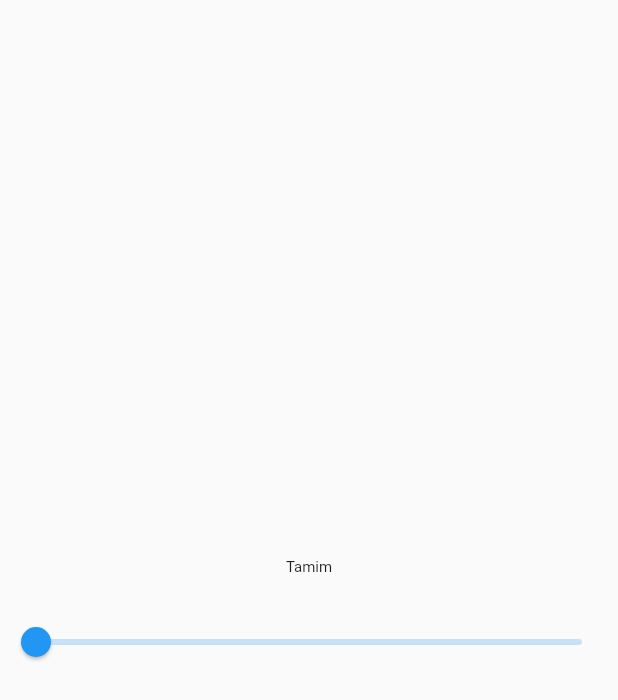
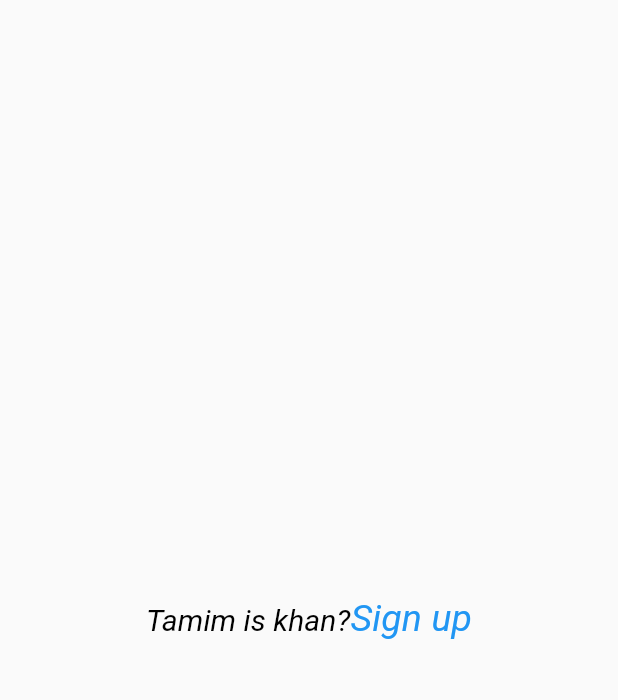
Before and after one commit to tamimiskhan/flutter_slider, a Flutter app: the screen it shows after launch, on a phone screen of 412 x 824 dp. Shown: the top 700 px of the screen. Run offline on Flutter 3.47's test engine with Material 2 defaults, Android fonts, the phone set to English and light mode, and no system bars.

Commit message:
Rich Text.

```diff
--- a/lib/main.dart
+++ b/lib/main.dart
@@ -10,6 +10,7 @@ class MyApp extends StatelessWidget {
   @override
   Widget build(BuildContext context) {
     return MaterialApp(
+      debugShowCheckedModeBanner: false,
       title: "Slider",
       home: HomePage(),
     );
@@ -17,7 +18,7 @@ class MyApp extends StatelessWidget {
 }
 
 class HomePage extends StatefulWidget {
-  const HomePage({Key? key}) : super(key: key);
+
 
   @override
   _HomePageState createState() => _HomePageState();
@@ -29,24 +30,17 @@ class _HomePageState extends State<HomePage> {
   @override
   Widget build(BuildContext context) {
     return Scaffold(
-      body: Column(
-        mainAxisAlignment: MainAxisAlignment.center,
-        children: [
-          Text(
-            "Tamim",
-            style: TextStyle(fontSize: _value),
-          ),
-          SizedBox(height: 20,),
-          Slider(
-              min: 10,
-              max: 50,
-              value: _value,
-              onChanged: (value) {
-                setState(() {
-                  _value = value;
-                });
-              }),
-        ],
+      body: Center(
+        child: RichText(
+          text: TextSpan(
+              text: "Tamim is khan?",
+              style: TextStyle(fontSize: 20,color: Colors.black,fontStyle: FontStyle.italic),
+              children: [
+                TextSpan(
+                    text: "Sign up",
+                    style: TextStyle(fontSize: 25, color: Colors.blue))
+              ]),
+        ),
       ),
     );
   }
```
Also changed, not shown: images/Screenshot_1635412490.png (added).
